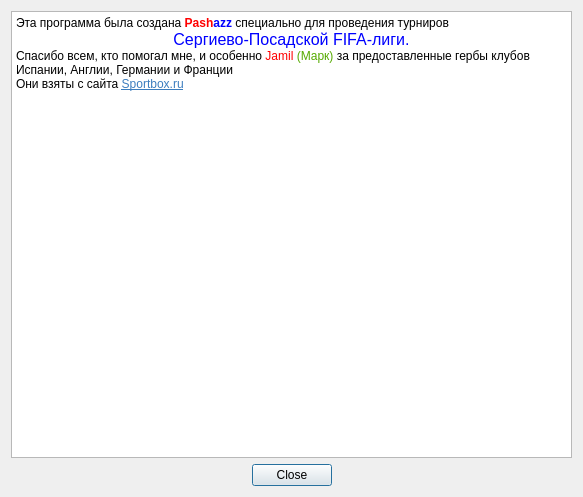
First picture: the form in aboutdialog.ui, repository pashazz/rksmanager, before the edit.
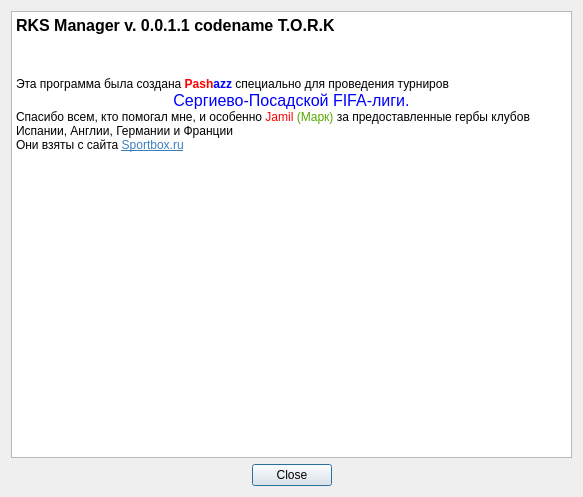
Second picture: the form after the edit.

The edit to the form file:
```diff
--- a/aboutdialog.ui
+++ b/aboutdialog.ui
@@ -21,6 +21,10 @@
 &lt;html&gt;&lt;head&gt;&lt;meta name=&quot;qrichtext&quot; content=&quot;1&quot; /&gt;&lt;style type=&quot;text/css&quot;&gt;
 p, li { white-space: pre-wrap; }
 &lt;/style&gt;&lt;/head&gt;&lt;body style=&quot; font-family:'DejaVu Sans'; font-size:9pt; font-weight:400; font-style:normal;&quot;&gt;
+&lt;p style=&quot; margin-top:0px; margin-bottom:0px; margin-left:0px; margin-right:0px; -qt-block-indent:0; text-indent:0px;&quot;&gt;&lt;span style=&quot; font-size:12pt; font-weight:600;&quot;&gt;RKS Manager v. 0.0.1.1 codename T.O.R.K&lt;/span&gt;&lt;/p&gt;
+&lt;p style=&quot;-qt-paragraph-type:empty; margin-top:0px; margin-bottom:0px; margin-left:0px; margin-right:0px; -qt-block-indent:0; text-indent:0px;&quot;&gt;&lt;/p&gt;
+&lt;p style=&quot;-qt-paragraph-type:empty; margin-top:0px; margin-bottom:0px; margin-left:0px; margin-right:0px; -qt-block-indent:0; text-indent:0px;&quot;&gt;&lt;/p&gt;
+&lt;p style=&quot;-qt-paragraph-type:empty; margin-top:0px; margin-bottom:0px; margin-left:0px; margin-right:0px; -qt-block-indent:0; text-indent:0px;&quot;&gt;&lt;/p&gt;
 &lt;p style=&quot; margin-top:0px; margin-bottom:0px; margin-left:0px; margin-right:0px; -qt-block-indent:0; text-indent:0px;&quot;&gt;Эта программа была создана&lt;span style=&quot; font-weight:600;&quot;&gt; &lt;/span&gt;&lt;span style=&quot; font-weight:600; color:#ff0000;&quot;&gt;Pash&lt;/span&gt;&lt;span style=&quot; font-weight:600; color:#0000ff;&quot;&gt;azz &lt;/span&gt;&lt;span style=&quot; color:#000000;&quot;&gt;специально для проведения турниров &lt;/span&gt;&lt;/p&gt;
 &lt;p align=&quot;center&quot; style=&quot; margin-top:0px; margin-bottom:0px; margin-left:0px; margin-right:0px; -qt-block-indent:0; text-indent:0px;&quot;&gt;&lt;span style=&quot; font-size:12pt; color:#0000ff;&quot;&gt;Сергиево-Посадской FIFA-лиги.&lt;/span&gt;&lt;/p&gt;
 &lt;p style=&quot; margin-top:0px; margin-bottom:0px; margin-left:0px; margin-right:0px; -qt-block-indent:0; text-indent:0px;&quot;&gt;&lt;span style=&quot; color:#000000;&quot;&gt;Спасибо всем, кто помогал мне, и особенно &lt;/span&gt;&lt;span style=&quot; color:#ff0000;&quot;&gt;Jamil&lt;/span&gt;&lt;span style=&quot; color:#55aa00;&quot;&gt; (Марк)&lt;/span&gt;&lt;span style=&quot; color:#000000;&quot;&gt; за предоставленные гербы клубов Испании, Англии, Германии и Франции&lt;/span&gt;&lt;/p&gt;
```
